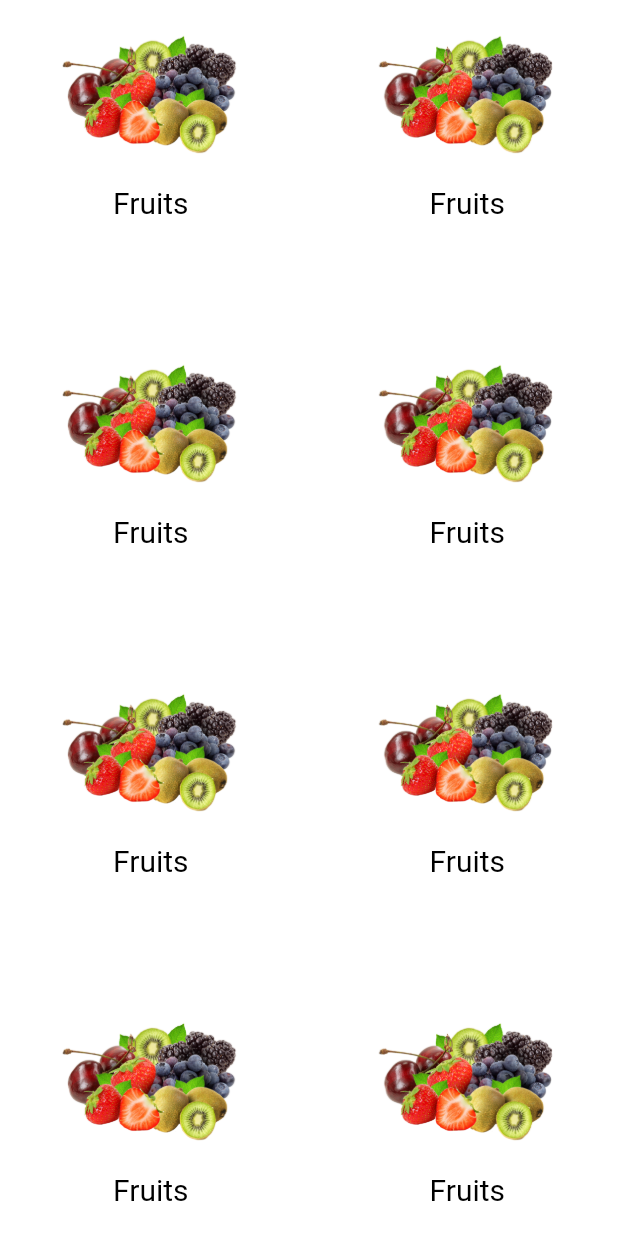
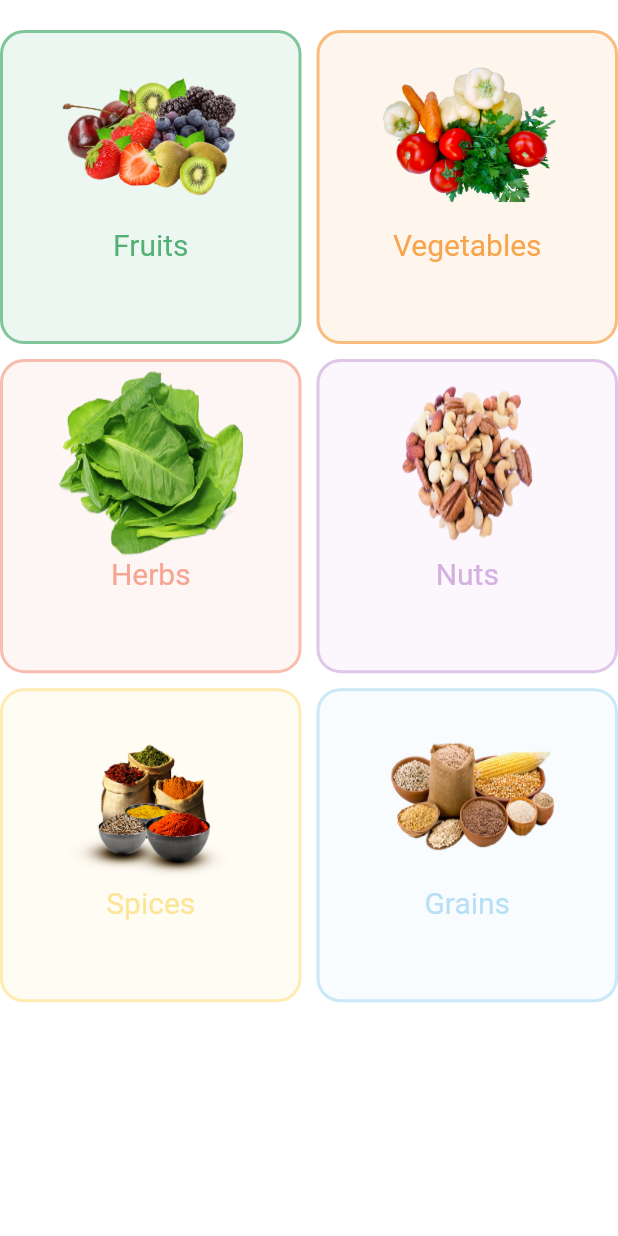
Before and after one commit to fadzlitown/gogrocery, a Flutter app: the CategoriesScreen screen opened directly, on a phone screen of 412 x 824 dp. Run offline on Flutter 3.47's test engine with Material 2 defaults, Android fonts, the phone set to English and light mode, and no system bars; our stand-ins replace flutter_iconly, shared_preferences; accounts and stored records are empty.

Commit message:
- dynamic mock data list - Added mock cat

```diff
--- a/lib/screens/categories.dart
+++ b/lib/screens/categories.dart
@@ -3,34 +3,76 @@ import 'package:flutter/material.dart';
 import '../services/Utils.dart';
 
 class CategoriesScreen extends StatelessWidget {
-  const CategoriesScreen({Key? key}) : super(key: key);
+
+  List<Map<String, dynamic>> catList = [
+    {
+      'imagePath': 'assets/images/cat/fruits.png',
+      'catText':'Fruits',
+      'color': const Color(0xff53B175)
+    },
+    {
+      'imagePath': 'assets/images/cat/veg.png',
+      'catText':'Vegetables',
+      'color': const Color(0xffF8A44C)
+    },
+    {
+      'imagePath': 'assets/images/cat/Spinach.png',
+      'catText':'Herbs',
+      'color': const Color(0xffF7A593)
+    },
+    {
+      'imagePath': 'assets/images/cat/nuts.png',
+      'catText':'Nuts',
+      'color': const Color(0xffD3B0E0)
+    },
+    {
+      'imagePath': 'assets/images/cat/spices.png',
+      'catText':'Spices',
+      'color': const Color(0xffFDE598)
+    },
+    {
+      'imagePath': 'assets/images/cat/grains.png',
+      'catText':'Grains',
+      'color': const Color(0xffB7DFF5)
+    },
+
+  ];
+
+  CategoriesScreen({super.key});
 
   @override
   Widget build(BuildContext context) {
-    final utils = Utils(context);
-    Color color = utils.color;
     double _screenWidth = MediaQuery.of(context).size.width;
 
     return Scaffold(
       body: GridView.count(
+        padding: const EdgeInsets.only(top: 20),
         crossAxisCount: 2,
         //Creates a scrollable, 2D array of widgets with a fixed number of tiles in the cross axis
         childAspectRatio: 240 / 250,
-        crossAxisSpacing: 10,
-        mainAxisSpacing: 10,
-        children: List.generate(10, (index) {
+        crossAxisSpacing: 10, //Vertical spacing, left-right antara item
+        mainAxisSpacing: 10,  //Horizontal spacing, top-bottom antara item
+        children: List.generate(catList.length, (index) { // total list length & cur index while looping
           return InkWell( //Like a Material Card Android
+              child: Container(
+                padding: const EdgeInsets.all(6),
+                decoration: BoxDecoration(
+                  color: (catList[index]['color'] as Color).withOpacity(0.1),
+                  borderRadius: BorderRadius.circular(16),
+                  border: Border.all(width: 2, color: (catList[index]['color'] as Color).withOpacity(0.7))
+                ),
                 child: Column(
                   children: [
                     Container(
                         height: _screenWidth * 0.3,
                         width: _screenWidth * 0.3,
-                      decoration: const BoxDecoration(
+                        decoration:  BoxDecoration(
                             image: DecorationImage(
-                              image: AssetImage('assets/images/cat/fruits.png'),
+                                image: AssetImage(catList[index]['imagePath']),
                                 fit: BoxFit.fill))),
-                  Text('Fruits', style: TextStyle(color: color, fontSize: 20))
+                    Text(catList[index]['catText'], style: TextStyle(color: catList[index]['color'], fontSize: 20))
                   ],
+          ),
               ),
               onTap: (){
                     print('Cat pressed');
--- a/lib/screens/nav_btm_bar.dart
+++ b/lib/screens/nav_btm_bar.dart
@@ -16,7 +16,7 @@ class NavBottomBarScreen extends StatefulWidget {
 class _NavBottomBarScreenState extends State<NavBottomBarScreen> {
   final List<Map<String, dynamic>> _pagesConfig = [
     {'page':const HomeScreen(), 'navBtn': const BottomNavigationBarItem(icon: Icon(IconlyLight.home), label: "Home") },
-    {'page':const CategoriesScreen(), 'navBtn': const BottomNavigationBarItem(icon: Icon(IconlyLight.category), label: "Category") },
+    {'page': CategoriesScreen(), 'navBtn': const BottomNavigationBarItem(icon: Icon(IconlyLight.category), label: "Category") },
     {'page':const CartScreen(), 'navBtn': const BottomNavigationBarItem(icon: Icon(IconlyLight.buy), label: "Cart") },
     {'page': UserScreen(), 'navBtn': const BottomNavigationBarItem(icon: Icon(IconlyLight.user2), label: "User") }
   ];
```
Lines whose indentation alone changed are shown as unchanged.
